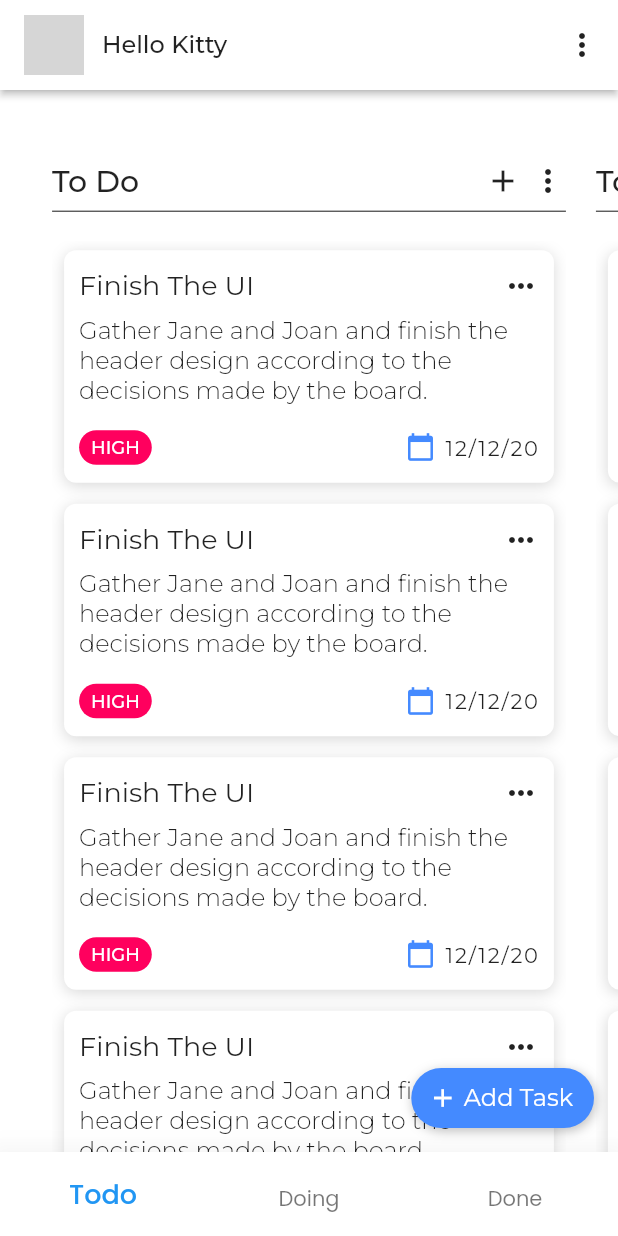
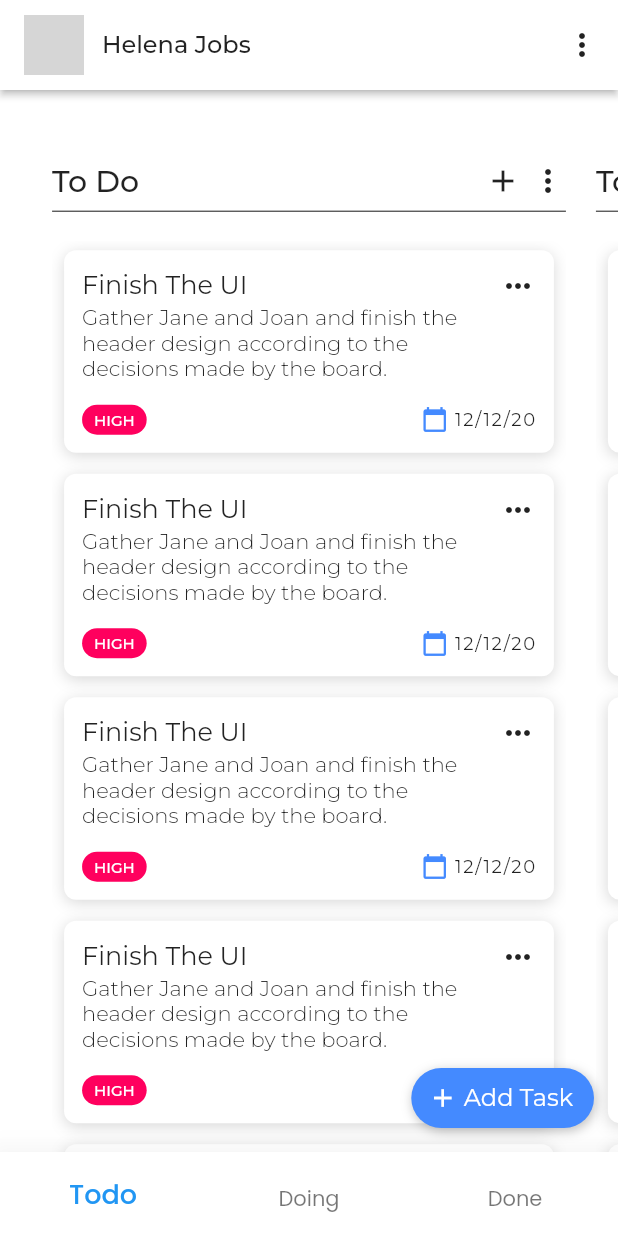
Before and after one commit to abraiyan/minimalist_project_management, a Flutter app: the screen it shows after launch, on a phone screen of 412 x 824 dp. Run offline on Flutter 3.47's test engine with Material 2 defaults, Android fonts, the phone set to English and light mode, and no system bars; our stand-ins replace google_fonts; grey boxes are pictures that could not be loaded.

Commit message:
UI Updated

```diff
--- a/lib/screens/home_page.dart
+++ b/lib/screens/home_page.dart
@@ -175,7 +175,7 @@ class _HomePageState extends State<HomePage> {
             backgroundImage: AssetImage('assets/03w.jpg'),
           ),
           const SizedBox(width: 12,),
-          Text('Hello Kitty', style: GoogleFonts.montserrat(color: Colors.black87, fontSize: 16),),
+          Text('Helena Jobs', style: GoogleFonts.montserrat(color: Colors.black87, fontSize: 16),),
         ],
       ),
       actions: [
--- a/lib/widgets/item_main.dart
+++ b/lib/widgets/item_main.dart
@@ -9,12 +9,12 @@ class ItemMain extends StatelessWidget {
 
   @override
   Widget build(BuildContext context) {
-    const double headerFontSize = 18;
-    const double descriptionFontSize = 16;
-    const double dateFontSize = 14;
+    const double headerFontSize = 17;
+    const double descriptionFontSize = 14;
+    const double dateFontSize = 12;
 
     return Container(
-      padding: const EdgeInsets.symmetric(horizontal: 10, vertical: 12),
+      padding: const EdgeInsets.symmetric(horizontal: 12, vertical: 12),
       decoration: BoxDecoration(
           borderRadius: BorderRadius.circular(8.0),
           color: Colors.white,
@@ -36,7 +36,7 @@ class ItemMain extends StatelessWidget {
               const Icon(Icons.more_horiz, color: Colors.black87,),
             ],
           ),
-          const SizedBox(height: 8,),
+
           Padding(
             padding: const EdgeInsets.only(right: 20),
             child: Text('Gather Jane and Joan and finish the header design according to the decisions made by the board. ', style: GoogleFonts.montserrat(color: Colors.black87, fontSize: descriptionFontSize, fontWeight: FontWeight.w300),),
@@ -50,12 +50,12 @@ class ItemMain extends StatelessWidget {
                   color: const Color(0xFFFF005E),
                   borderRadius: BorderRadius.circular(40.0),
                 ),
-                child: Text('HIGH', style: GoogleFonts.montserrat(color: Colors.white, fontSize: 12, fontWeight: FontWeight.w500),),
+                child: Text('HIGH', style: GoogleFonts.montserrat(color: Colors.white, fontSize: 10, fontWeight: FontWeight.w500),),
               ),
               const Spacer(),
-              const Icon(Icons.calendar_today, color: Colors.blueAccent, size: 20,),
-              const SizedBox(width: 6,),
-              Text('12/12/20', style: GoogleFonts.montserrat(color: Colors.black87, fontSize: dateFontSize, letterSpacing: 1.2),)
+              const Icon(Icons.calendar_today, color: Colors.blueAccent, size: 18,),
+              const SizedBox(width: 4),
+              Text('12/12/20', style: GoogleFonts.montserrat(color: Colors.black87, fontSize: dateFontSize, letterSpacing: 1.1),)
             ],
           ),
         ],
```
